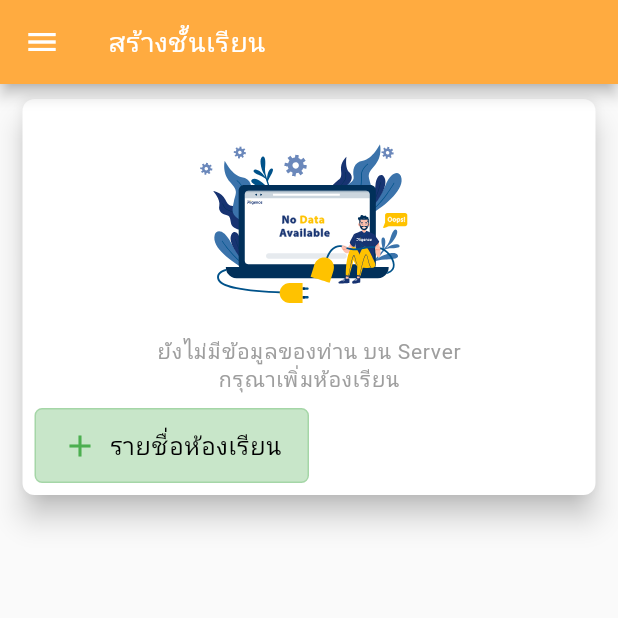
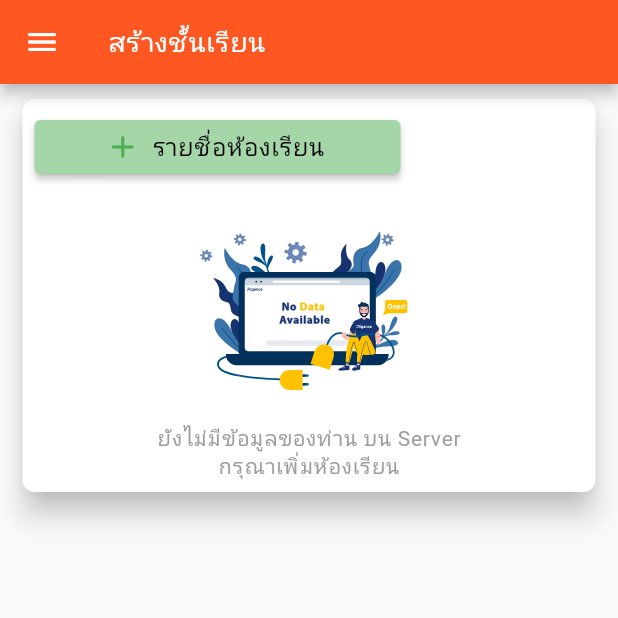
Before and after one commit to birdincee/elearningteacher2, a Flutter app: the screen it shows once a user with an empty profile is signed in, after a tap on "รายชื่อห้องเรียน", on a phone screen of 412 x 824 dp, the top half of it. Run offline on Flutter 3.47's test engine with Material 2 defaults, Android fonts, the phone set to English and light mode, and no system bars; our stand-ins replace cloud_firestore, email_validator, firebase_auth, firebase_core, google_fonts, image_picker and 2 more; missing offline and left inert: clipboard, flutter_animated_dialog; accounts and stored records are empty; Roboto replaces fonts that are missing (Sarabun).

Commit message:
แก้ theme app Icon SplashSceen

```diff
--- a/lib/main.dart
+++ b/lib/main.dart
@@ -22,9 +22,9 @@ class MyApp extends StatelessWidget {
       debugShowCheckedModeBanner: false,
       color: Colors.white,
       theme: ThemeData(
-        primarySwatch: Colors.pink,
-        appBarTheme: AppBarTheme(
-          color: Colors.orangeAccent,
+        primarySwatch: Colors.deepOrange,
+        appBarTheme: const AppBarTheme(
+          color: Colors.deepOrange,
         ),
         elevatedButtonTheme: ElevatedButtonThemeData(
           style: ElevatedButton.styleFrom(
@@ -32,9 +32,9 @@ class MyApp extends StatelessWidget {
           ),
         ),
         textSelectionTheme: const TextSelectionThemeData(
-          cursorColor: Color(0xffFF1493),
-          selectionColor: Color(0xffFF69B4),
-          selectionHandleColor: Color(0xffFF69B4),
+          cursorColor: Colors.deepOrange,
+          selectionColor: Colors.orangeAccent,
+          selectionHandleColor: Colors.orangeAccent,
         ),
       ),
       home: const AuthGate(),
--- a/lib/page/drawer_menu.dart
+++ b/lib/page/drawer_menu.dart
@@ -37,13 +37,13 @@ class DrawerMenu {
                   return const Text('Error in loading data');
                 }
               } else {
-                return SizedBox(
+                return const SizedBox(
                   width: double.infinity,
                   height: 100,
                   child: Center(
                     child: CircularProgressIndicator(
-                      color: Colors.pink,
-                      backgroundColor: Colors.pink.shade300,
+                      color: Colors.orangeAccent,
+                      backgroundColor: Colors.deepOrange,
                     ),
                   ),
                 );
@@ -84,7 +84,7 @@ class DrawerMenu {
       leading: Icon(
         iconData,
         size: 26,
-        color: Colors.pink,
+        color: Colors.orangeAccent,
       ),
       title: Text(
         sText,
@@ -102,8 +102,8 @@ class DrawerMenu {
       decoration: BoxDecoration(
         gradient: LinearGradient(
           colors: [
-            Colors.pink.shade600,
-            Colors.pink.shade800,
+            Colors.orange.shade700,
+            Colors.deepOrange,
           ],
           begin: Alignment.topLeft,
           end: Alignment.bottomCenter,
--- a/lib/page/home_page.dart
+++ b/lib/page/home_page.dart
@@ -7,11 +7,9 @@ import 'package:elearningteacher2/provider/auth_provider.dart';
 import 'package:elearningteacher2/provider/home_provider.dart';
 import 'package:elearningteacher2/utility/buttons.dart';
 import 'package:elearningteacher2/utility/dialog_close_app.dart';
-import 'package:elearningteacher2/utility/dialog_create.dart';
 import 'package:elearningteacher2/utility/error_widget.dart';
 import 'package:elearningteacher2/utility/font_thai.dart';
 import 'package:flutter/material.dart';
-import 'package:flutter_animated_dialog/flutter_animated_dialog.dart';
 import 'package:intl/intl.dart';
 import 'package:provider/provider.dart';
 
@@ -74,6 +72,30 @@ class HomePage extends StatelessWidget {
                     child: Column(
                       mainAxisSize: MainAxisSize.min,
                       children: [
+                        Row(
+                          children: [
+                            Expanded(
+                              flex: 2,
+                              child: ElevatedButton.icon(
+                                onPressed: () => home.onPressedOpenCreate(
+                                  account: account,
+                                ),
+                                style: ElevatedButton.styleFrom(
+                                  primary: Colors.green.shade200,
+                                ),
+                                label: Text(
+                                  "รายชื่อห้องเรียน",
+                                  style: FontThai.text16BlackNormal,
+                                ),
+                                icon: const Icon(Icons.add,
+                                    color: Colors.green,
+                                ),
+                              ),
+                            ),
+                            const Spacer(),
+                          ],
+                        ),
+                        VarUI.h10,
                         StreamBuilder(
                           stream: home.getData,
                           builder: (_,
@@ -112,51 +134,6 @@ class HomePage extends StatelessWidget {
                               );
                             }
                           },
-                        ),
-                        VarUI.h10,
-                        Row(
-                          mainAxisAlignment: MainAxisAlignment.spaceBetween,
-                          children: [
-                            Expanded(
-                              flex: 2,
-                              child: Container(
-                                decoration: BoxDecoration(
-                                  color: Colors.green.shade100,
-                                  border: Border.all(
-                                    color: Colors.green.shade200,
-                                  ),
-                                  borderRadius: BorderRadius.circular(5),
-                                ),
-                                child: Row(
-                                  mainAxisAlignment: MainAxisAlignment.center,
-                                  children: [
-                                    TextButton.icon(
-                                      onPressed: () => home.onPressedOpenCreate(
-                                        account: account,
-                                      ),
-                                      label: Text(
-                                        "รายชื่อห้องเรียน",
-                                        style: FontThai.text16BlackNormal,
-                                      ),
-                                      icon: const Icon(Icons.add,
-                                          color: Colors.green),
-                                    ),
-                                  ],
-                                ),
-                              ),
-                            ),
-                            Expanded(
-                              flex: 2,
-                              child: Container(),
-                            ),
-                            // Flexible(
-                            //   child: Buttons.btnTextCreateShare(
-                            //     // onPressed: () => home.onTapCreateChildren(
-                            //     //   accProv: account,
-                            //     // ),
-                            //   ),
-                            // ),
-                          ],
                         ),
                       ],
                     ),
--- a/lib/page/sign_in_sign_up/sign_in_page.dart
+++ b/lib/page/sign_in_sign_up/sign_in_page.dart
@@ -133,7 +133,7 @@ class SignInPage extends StatelessWidget {
       width: 150,
       height: 150,
       child: Image.asset(
-        "assets/images/logoName.png",
+        "assets/images/logolearning.png",
         fit: BoxFit.cover,
         filterQuality: FilterQuality.high,
       ),
--- a/lib/page/sign_in_sign_up/sign_up_page.dart
+++ b/lib/page/sign_in_sign_up/sign_up_page.dart
@@ -26,7 +26,7 @@ class SignUpPage extends StatelessWidget {
           builder: (context, auth, accProv, _) {
             ScrollController scrollController = ScrollController();
             return Scaffold(
-              backgroundColor: const Color(0xffFFC0CB),
+              backgroundColor: Colors.orange.shade100,
               appBar: AppBar(
                 title: const Text(
                   "สร้างบัญชีผู้ใช้ใหม่",
@@ -160,7 +160,7 @@ class SignUpPage extends StatelessWidget {
       width: 150,
       height: 150,
       child: Image.asset(
-        "assets/images/logolearning.jpg",
+        "assets/images/logolearning.png",
         fit: BoxFit.cover,
         filterQuality: FilterQuality.high,
       ),
--- a/lib/utility/buttons.dart
+++ b/lib/utility/buttons.dart
@@ -33,7 +33,7 @@ class Buttons {
       onPressed: onPressed,
       child: Text(
         "สร้างบัญชีผู้ใช้ใหม่",
-        style: FontThai.text14PinkNormal,
+        style: FontThai.text14DeepOrangeNormal,
       ),
     );
   }
--- a/lib/utility/font_thai.dart
+++ b/lib/utility/font_thai.dart
@@ -58,6 +58,16 @@ class FontThai {
       fontStyle: FontStyle.normal,
     ),
   );
+  static TextStyle text14DeepOrangeNormal = GoogleFonts.sarabun(
+    textStyle: const TextStyle(
+      color: Colors.deepOrange,
+      letterSpacing: 0.5,
+      fontWeight: FontWeight.normal,
+      fontSize: 14,
+      fontStyle: FontStyle.normal,
+    ),
+  );
+
   static TextStyle text14GreenNormal = GoogleFonts.sarabun(
     textStyle: const TextStyle(
       color: Colors.green,
--- a/lib/utility/text_fied.dart
+++ b/lib/utility/text_fied.dart
@@ -31,13 +31,13 @@ class TextFields {
         ),
         focusedBorder: OutlineInputBorder(
           borderSide: const BorderSide(
-            color: Colors.pink,
+            color: Colors.deepOrange,
           ),
           borderRadius: BorderRadius.circular(20),
         ),
         icon: Icon(
           icon,
-          color: Colors.pink,
+          color: Colors.deepOrange,
           size: 20,
         ),
         hintText: hint,
@@ -73,7 +73,7 @@ class TextFields {
         ),
         focusedBorder: OutlineInputBorder(
           borderSide: const BorderSide(
-            color: Colors.pink,
+            color: Colors.deepOrange,
           ),
           borderRadius: BorderRadius.circular(20),
         ),
@@ -107,7 +107,7 @@ class TextFields {
         enabledBorder: const OutlineInputBorder(),
         focusedBorder: const OutlineInputBorder(
             borderSide: BorderSide(
-          color: Colors.grey,
+          color: Colors.deepOrange,
         )),
         hintText: hint,
       ),
--- a/pubspec.yaml
+++ b/pubspec.yaml
@@ -67,7 +67,7 @@ dev_dependencies:
 flutter_icons:
   android: "launcher_icon"
   ios: true
-  image_path: "assets/images/logolearning.jpg"
+  image_path: "assets/images/logolearning.png"
 
 # For information on the generic Dart part of this file, see the
 # following page: https://dart.dev/tools/pub/pubspec
```
Also changed, not shown: flutter_native_splash.yaml (added, +101 -0 lines), lib/provider/account/account_register_provider.dart (+10 -10 lines), assets/images/logoName.png (deleted), assets/images/logoNonName.png (deleted), assets/images/logolearning.png (added), 26 other files.
